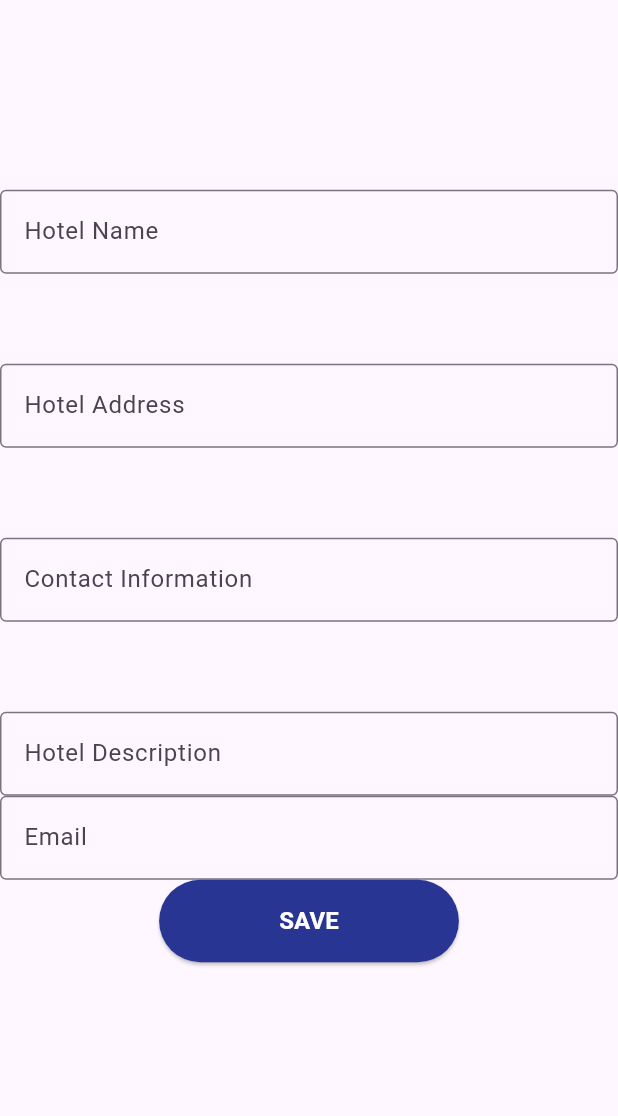
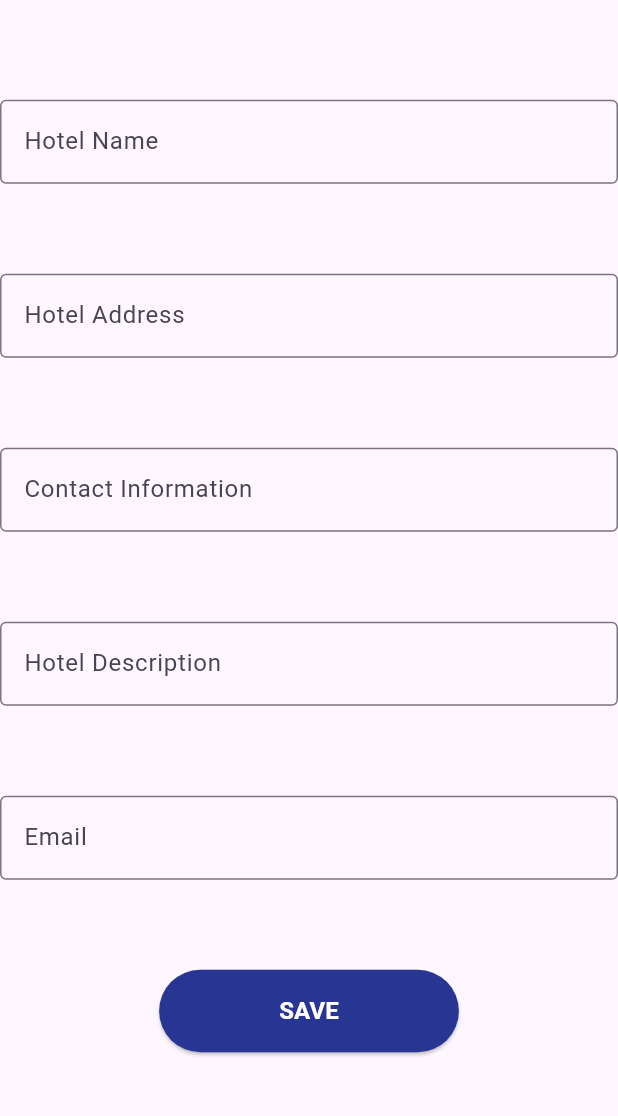
Before and after one commit to Sweet-Solutions/sweet-manager-mobile-app, a Flutter app: the HotelRegistration screen opened directly, on a phone screen of 412 x 824 dp, the part 84-1200 px from its top. Run offline on Flutter 3.47's test engine with Material 3 defaults, Android fonts, the phone set to English and light mode, and no system bars; our stand-ins replace firebase_core, firebase_storage, flutter_secure_storage, image_picker, jwt_decoder; accounts and stored records are empty.

Commit message:
fix: fixed bug when register an hotel.

```diff
--- a/lib/Commerce/views/hotel_registration.dart
+++ b/lib/Commerce/views/hotel_registration.dart
@@ -133,6 +133,7 @@ class _HotelRegistrationState extends State<HotelRegistration> {
                     border: OutlineInputBorder(),
                   ),
                 ),
+                const SizedBox(height: 60,),
                 TextField(
                   controller: _emailController,
                   decoration: const InputDecoration(
@@ -140,6 +141,7 @@ class _HotelRegistrationState extends State<HotelRegistration> {
                     border: OutlineInputBorder(),
                   ),
                 ),
+                const SizedBox(height: 60,),
                 ElevatedButton(
                     onPressed: () async {
                       // Access cardIdentifier here
```
